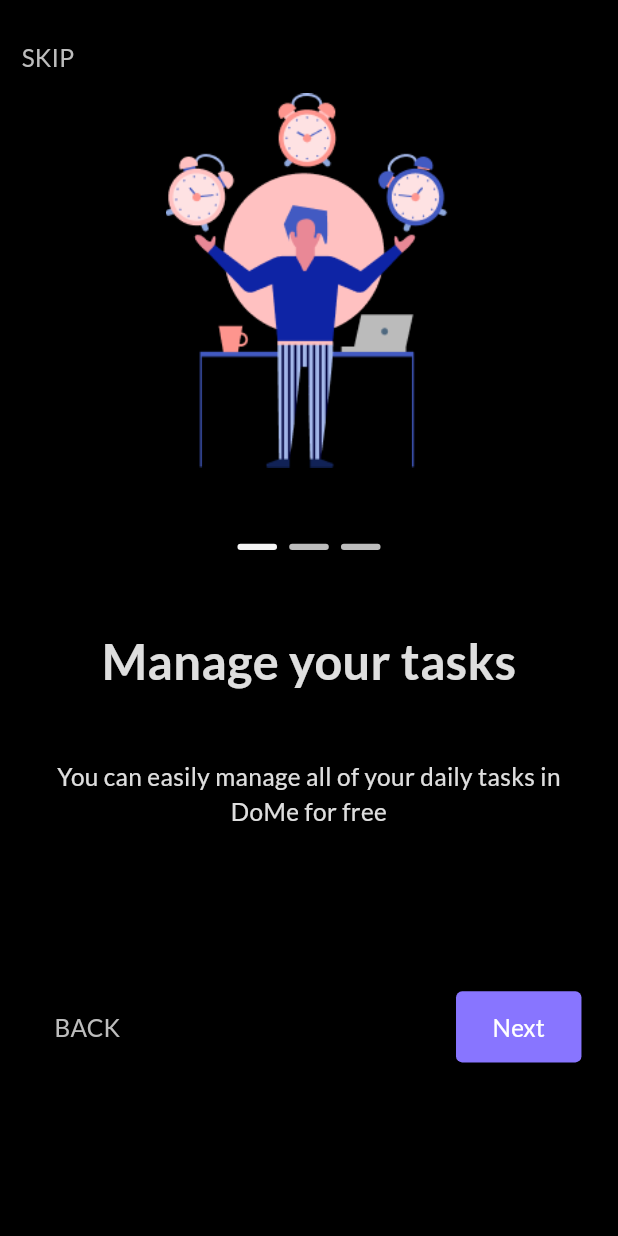
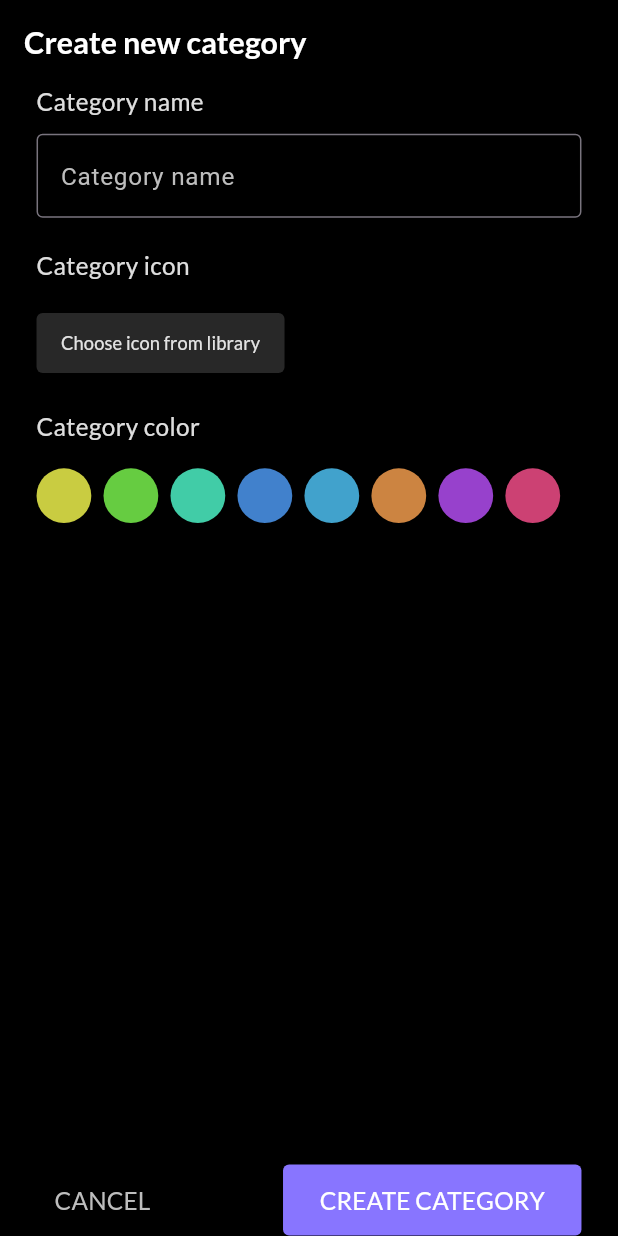
Before and after one commit to ducan2210/todo-app, a Flutter app: the screen it shows after launch, on a phone screen of 412 x 824 dp. Run offline on Flutter 3.47's test engine with Material 3 defaults, Android fonts, the phone set to English and light mode, and no system bars; our stand-ins replace bloc, equatable, flutter_bloc, flutter_screenutil, shared_preferences.

Commit message:
make category screen

```diff
--- a/assets/lang/en.json
+++ b/assets/lang/en.json
@@ -1,4 +1,6 @@
 {
+    "huy": "Cancel",
+
     "chaoMungDenVoiUpTodo": "Welcome to UpTodo",
     "dangNhapDeTiepTuc": "Please login to your account or create new account to continue",
     "dangNhap": "Login",
@@ -6,5 +8,13 @@
     "boQua": "Skip",
     "quayLai": "Back",
     "tiepTheo": "Next",
-    "batDau":"Get Started"
+    "batDau":"Get Started",
+
+    "taoDanhMucMoi": "Create new category",
+    "tenDanhMuc": "Category name",
+    "tenDanhMucPlaceholder": "Category name",
+    "bieuTuongDanhMuc": "Category icon",
+    "mauDanhMuc": "Category color",
+    "taoDanhMuc": "Create category",
+    "chonIcon": "Choose icon from library"
 }
--- a/assets/lang/vi.json
+++ b/assets/lang/vi.json
@@ -1,4 +1,6 @@
 {
+    "huy": "Hủy",
+
     "chaoMungDenVoiUpTodo": "Chào mừng đến với UpTodo",
     "dangNhapDeTiepTuc": "Vui lòng đăng nhập vào tài khoản của bạn hoặc tạo tài khoản mới để tiếp tục",
     "dangNhap": "Đăng nhập",
@@ -6,5 +8,13 @@
     "boQua": "Bỏ qua",
     "quayLai": "Quay lại",
     "tiepTheo": "Tiếp theo",
-    "batDau": "Bắt đầu"
+    "batDau": "Bắt đầu",
+
+    "taoDanhMucMoi": "Tạo danh mục mới",
+    "tenDanhMuc": "Tên danh mục",
+    "tenDanhMucPlaceholder": "Tên danh mục",
+    "bieuTuongDanhMuc": "Biểu tượng danh mục",
+    "mauDanhMuc": "Màu danh mục",
+    "taoDanhMuc": "Tạo danh mục",
+    "chonIcon": "Chọn biểu tượng từ thư viện"
 }
--- a/lib/configs/app_color_config.dart
+++ b/lib/configs/app_color_config.dart
@@ -10,4 +10,12 @@ class AppColorConfig {
   static const Color white = Color(0xFFFFFFFF);
   static const Color accentColor = Color(0xFF8875FF);
   static const Color darkGray = Color(0xFF363636);
+  static const Color category1 = Color(0xFFC9CC41);
+  static const Color category2 = Color(0xFF66CC41);
+  static const Color category3 = Color(0xFF41CCA7);
+  static const Color category4 = Color(0xFF4181CC);
+  static const Color category5 = Color(0xFF41A2CC);
+  static const Color category6 = Color(0xFFCC8441);
+  static const Color category7 = Color(0xFF9741CC);
+  static const Color category8 = Color(0xFFCC4173);
 }
--- a/lib/main.dart
+++ b/lib/main.dart
@@ -1,11 +1,12 @@
 import 'package:flutter/material.dart';
+import 'package:flutter_bloc/flutter_bloc.dart';
+import 'package:flutter_localizations/flutter_localizations.dart';
 import 'package:flutter_screenutil/flutter_screenutil.dart';
 import 'package:todo_app/blocs/language/language_state.dart';
 import 'package:todo_app/constants/app_localizations.dart';
-import 'package:todo_app/screens/splash/splash_screen.dart';
-import 'package:flutter_localizations/flutter_localizations.dart';
+import 'package:todo_app/screens/category/category_screen.dart';
+
 import 'blocs/language/language_bloc.dart';
-import 'package:flutter_bloc/flutter_bloc.dart';
 
 void main() {
   runApp(const MyApp());
@@ -35,7 +36,7 @@ class MyApp extends StatelessWidget {
                 ],
                 debugShowCheckedModeBanner: false,
                 theme: ThemeData(primarySwatch: Colors.blue),
-                home: SplashScreen(),
+                home: CategoryScreen(),
               );
             },
           );
--- /dev/null
+++ b/lib/screens/category/category_screen.dart
@@ -0,0 +1,230 @@
+import 'package:flutter/material.dart';
+import 'package:flutter_screenutil/flutter_screenutil.dart';
+import 'package:todo_app/configs/app_color_config.dart';
+import 'package:todo_app/constants/app_localizations.dart';
+import 'package:todo_app/widgets/custom_text_widget.dart';
+
+class CategoryScreen extends StatefulWidget {
+  const CategoryScreen({super.key});
+  @override
+  State<CategoryScreen> createState() => _CategoryScreenState();
+}
+
+class _CategoryScreenState extends State<CategoryScreen> {
+  @override
+  final nameCategoryTextController = TextEditingController();
+  final List<Color> dataColor = [];
+  Color? colorSelected;
+  @override
+  void initState() {
+    super.initState();
+    dataColor.addAll([
+      AppColorConfig.category1,
+      AppColorConfig.category2,
+      AppColorConfig.category3,
+      AppColorConfig.category4,
+      AppColorConfig.category5,
+      AppColorConfig.category6,
+      AppColorConfig.category7,
+      AppColorConfig.category8,
+    ]);
+  }
+
+  @override
+  Widget build(BuildContext context) {
+    return Scaffold(
+      backgroundColor: AppColorConfig.backgroundColor,
+      appBar: AppBar(
+        backgroundColor: AppColorConfig.backgroundColor,
+        title: Align(
+          alignment: Alignment.centerLeft,
+          child: CustomTextWidget(
+            text: "taoDanhMucMoi",
+            fontSize: 20.sp,
+            fontWeight: FontWeight.bold,
+          ),
+        ),
+      ),
+      body: _buildBodyScreen(context),
+    );
+  }
+
+  Widget _buildBodyScreen(BuildContext context) {
+    return SafeArea(
+      child: Column(
+        mainAxisAlignment: MainAxisAlignment.start,
+        crossAxisAlignment: CrossAxisAlignment.start,
+
+        children: [
+          _buildCategoryNameField(context),
+          _buildCategoryChoseIconField(),
+          _buildCategoryChoseBackgroundColorField(),
+          Spacer(),
+          _buildCancelAndCreateOrEditCategoryButton(),
+        ],
+      ),
+    );
+  }
+
+  Widget _buildCategoryNameField(BuildContext context) {
+    return Container(
+      margin: EdgeInsets.symmetric(horizontal: 24.sp),
+      child: Column(
+        mainAxisAlignment: MainAxisAlignment.start,
+        crossAxisAlignment: CrossAxisAlignment.start,
+        children: [
+          _buildFieldTitle("tenDanhMuc"),
+          Container(
+            margin: EdgeInsets.only(top: 10.sp),
+            child: TextFormField(
+              controller: nameCategoryTextController,
+              style: TextStyle(fontSize: 16.sp, color: AppColorConfig.white),
+              decoration: InputDecoration(
+                border: OutlineInputBorder(
+                  borderRadius: BorderRadius.all(Radius.circular(4.sp)),
+                  borderSide: BorderSide(
+                    width: 1.sp,
+                    color: AppColorConfig.white,
+                  ),
+                ),
+                hintText: AppLocalizations.of(
+                  context,
+                ).translate("tenDanhMucPlaceholder"),
+                hintStyle: TextStyle(
+                  color: AppColorConfig.gray,
+                  fontSize: 16.sp,
+                ),
+              ),
+            ),
+          ),
+        ],
+      ),
+    );
+  }
+
+  Widget _buildCategoryChoseIconField() {
+    return Container(
+      margin: EdgeInsets.symmetric(horizontal: 24.sp).copyWith(top: 20.sp),
+      child: Column(
+        mainAxisAlignment: MainAxisAlignment.start,
+        crossAxisAlignment: CrossAxisAlignment.start,
+        children: [
+          _buildFieldTitle("bieuTuongDanhMuc"),
+          SizedBox(height: 16.sp),
+          ElevatedButton(
+            onPressed: () {},
+            style: ElevatedButton.styleFrom(
+              backgroundColor: AppColorConfig.gray.withValues(alpha: 0.21),
+              padding: EdgeInsets.symmetric(horizontal: 16.sp, vertical: 8.sp),
+              shape: RoundedRectangleBorder(
+                borderRadius: BorderRadius.circular(4.sp),
+              ),
+            ),
+            child: CustomTextWidget(
+              text: "chonIcon",
+              fontSize: 12.sp,
+              color: AppColorConfig.white.withValues(alpha: 0.87),
+            ),
+          ),
+        ],
+      ),
+    );
+  }
+
+  Widget _buildCategoryChoseBackgroundColorField() {
+    return Container(
+      margin: EdgeInsets.symmetric(horizontal: 24.sp).copyWith(top: 20.sp),
+      child: Column(
+        mainAxisAlignment: MainAxisAlignment.start,
+        crossAxisAlignment: CrossAxisAlignment.start,
+        children: [
+          _buildFieldTitle("mauDanhMuc"),
+          SizedBox(height: 16.sp),
+          SizedBox(
+            width: double.infinity,
+            height: 36.sp,
+            child: ListView.builder(
+              scrollDirection: Axis.horizontal,
+              itemBuilder: (context, index) {
+                final color = dataColor.elementAt(index);
+                final isSelected = colorSelected == color;
+                return GestureDetector(
+                  onTap: () {
+                    setState(() {
+                      colorSelected = color;
+                    });
+                  },
+                  child: Container(
+                    height: 36.sp,
+                    width: 36.sp,
+                    margin: EdgeInsets.only(right: 8.sp),
+                    decoration: BoxDecoration(
+                      color: color,
+                      borderRadius: BorderRadius.circular(36.sp),
+                    ),
+                    child: isSelected
+                        ? Icon(
+                            Icons.check,
+                            color: AppColorConfig.white,
+                            size: 20.sp,
+                          )
+                        : null,
+                  ),
+                );
+              },
+              itemCount: dataColor.length,
+            ),
+          ),
+        ],
+      ),
+    );
+  }
+
+  Widget _buildFieldTitle(String title) {
+    return CustomTextWidget(
+      text: title,
+      fontSize: 16.sp,
+      color: AppColorConfig.white.withValues(alpha: 0.87),
+    );
+  }
+
+  Widget _buildCancelAndCreateOrEditCategoryButton() {
+    return Container(
+      margin: EdgeInsets.symmetric(horizontal: 24.sp).copyWith(top: 107.sp),
+      child: Row(
+        mainAxisAlignment: MainAxisAlignment.spaceBetween,
+        children: [
+          TextButton(
+            onPressed: () {},
+            child: CustomTextWidget(
+              text: "huy",
+              fontSize: 16.sp,
+              isUpperCase: true,
+              color: AppColorConfig.gray,
+            ),
+          ),
+          ElevatedButton(
+            onPressed: () {},
+            style: ElevatedButton.styleFrom(
+              backgroundColor: AppColorConfig.accentColor,
+              shape: RoundedRectangleBorder(
+                borderRadius: BorderRadius.circular(4.sp),
+              ),
+              padding: EdgeInsets.symmetric(horizontal: 24.sp, vertical: 12.sp),
+            ),
+            child: CustomTextWidget(
+              text: "taoDanhMuc",
+              isUpperCase: true,
+              fontSize: 16.sp,
+              color: AppColorConfig.white,
+            ),
+          ),
+        ],
+      ),
+    );
+  }
+
+  void _onHandleCreateCategory() {
+    final nameCategory = nameCategoryTextController.text.trim();
+  }
+}
```
